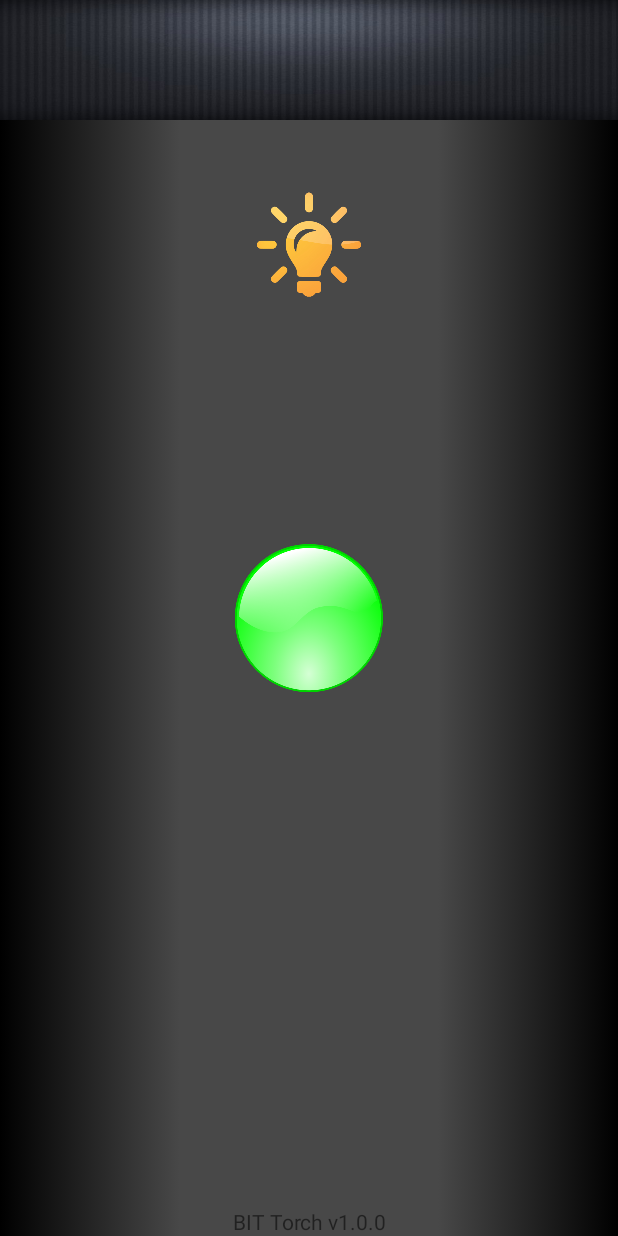
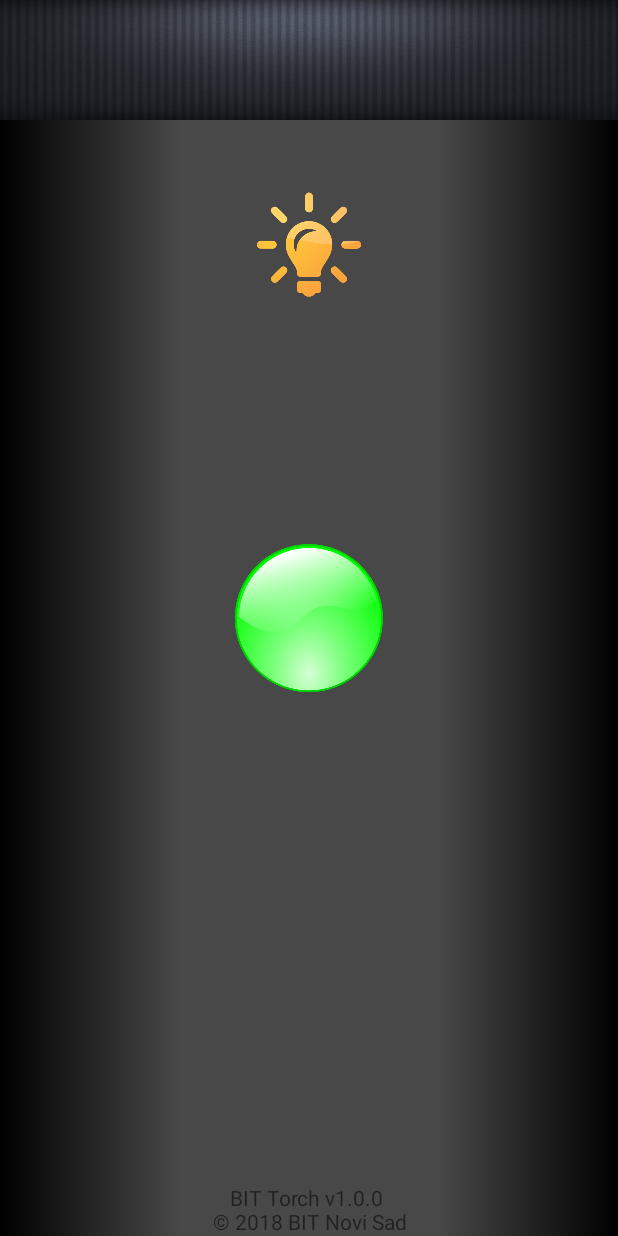
Before and after one commit to BaneManojlovic/BITTorch, an Android app: the screen it shows after launch (MainActivity), on a phone screen of 412 x 824 dp. Run offline under Robolectric (Android 15) with nearby library versions, the phone set to English and light mode, and no system bars; libraries missing offline, so code that uses them is left out: com.testfairy; 3 statements that could not run were skipped.

Commit message:
Tenth commit, resources updated.

```diff
--- a/app/build.gradle
+++ b/app/build.gradle
@@ -6,7 +6,7 @@ android {
         applicationId "com.bitnovisad.bittorch"
         minSdkVersion 21
         targetSdkVersion 27
-        versionCode 1
+        versionCode 2
         versionName "1.0"
         testInstrumentationRunner "android.support.test.runner.AndroidJUnitRunner"
     }
@@ -22,6 +22,7 @@ dependencies {
     implementation fileTree(dir: 'libs', include: ['*.jar'])
     implementation 'com.android.support:appcompat-v7:27.1.1'
     implementation 'com.android.support.constraint:constraint-layout:1.1.3'
+    implementation 'testfairy:testfairy-android-sdk:1.+@aar'
     testImplementation 'junit:junit:4.12'
     androidTestImplementation 'com.android.support.test:runner:1.0.2'
     androidTestImplementation 'com.android.support.test.espresso:espresso-core:3.0.2'
--- a/app/src/main/AndroidManifest.xml
+++ b/app/src/main/AndroidManifest.xml
@@ -1,6 +1,8 @@
 <?xml version="1.0" encoding="utf-8"?>
 <manifest xmlns:android="http://schemas.android.com/apk/res/android"
     package="com.bitnovisad.bittorch">
+
+    <uses-permission android:name="android.permission.ACCESS_WIFI_STATE" />
 
     <uses-permission android:name="android.permission.CAMERA"></uses-permission>
     <uses-permission android:name="android.permission.FLASHLIGHT"></uses-permission>
--- a/app/src/main/java/com/bitnovisad/bittorch/MainActivity.java
+++ b/app/src/main/java/com/bitnovisad/bittorch/MainActivity.java
@@ -12,6 +12,8 @@ import android.widget.Button;
 import android.widget.ImageButton;
 import android.widget.ImageView;
 
+import com.testfairy.TestFairy;
+
 public class MainActivity extends AppCompatActivity {
 
     private ImageView btn;
@@ -23,6 +25,7 @@ public class MainActivity extends AppCompatActivity {
 
     @Override
     protected void onCreate(Bundle savedInstanceState) {
+        TestFairy.begin(this, "b3b1857dfc1986ee54e72d157f1d42bae2b2e981");
         super.onCreate(savedInstanceState);
         setContentView(R.layout.activity_main);
 
--- a/app/src/main/res/values/strings.xml
+++ b/app/src/main/res/values/strings.xml
@@ -3,5 +3,5 @@
     <string name="buttonOnTorch">Button On Torch</string>
     <string name="frontPart">Front part</string>
     <string name="lamp">lamp</string>
-    <string name="name_version">BIT Torch v1.0.0</string>
+    <string name="name_version">BIT Torch v1.0.0  \n\u00a9 2018 BIT Novi Sad</string>
 </resources>
```
